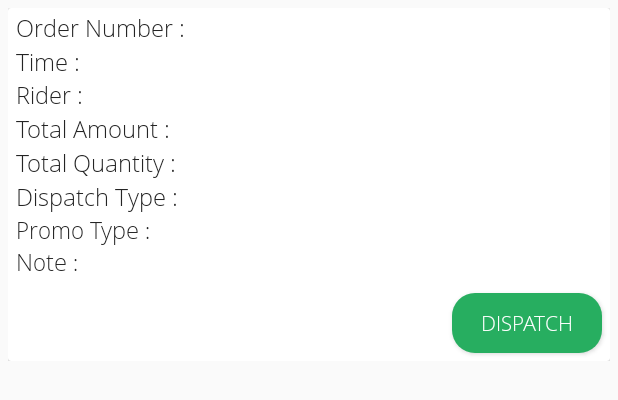
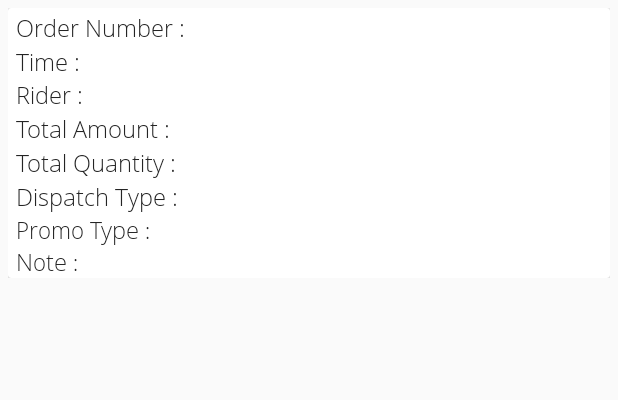
Before and after one commit to eMerage/SmartFoodOutlet, an Android app: the layout listview_orders_dispatch.xml on its own in the app's theme, with its tools: preview values and no code run, on a phone screen of 412 x 824 dp. Shown: the top 400 px of the screen. Run offline under Robolectric (Android 15) with nearby library versions, the phone set to English and light mode, and no system bars.

Commit message:
remove dispatch button from dispatch order list

```diff
--- a/app/build.gradle
+++ b/app/build.gradle
@@ -7,8 +7,8 @@ android {
         applicationId "emerge.project.onmealoutlet"
         minSdkVersion 16
         targetSdkVersion 28
-        versionCode 7
-        versionName "1.0.1.DE07"
+        versionCode 8
+        versionName "1.0.1.DE08"
         testInstrumentationRunner "android.support.test.runner.AndroidJUnitRunner"
         multiDexEnabled true
     }
--- a/app/src/main/res/layout/listview_orders_dispatch.xml
+++ b/app/src/main/res/layout/listview_orders_dispatch.xml
@@ -216,7 +216,6 @@
                 android:layout_below="@+id/openSansLight155"
                 android:layout_alignParentEnd="true"
                 android:layout_alignParentRight="true"
-
                 android:layout_marginLeft="15dp"
                 android:layout_toEndOf="@+id/openSansLight156"
                 android:layout_toRightOf="@+id/openSansLight156"
@@ -224,19 +223,6 @@
                 android:textColor="@color/colorAccent"
                 android:textSize="15sp" />
 
-            <emerge.project.onmealoutlet.ui.font.OpenSansLightButton
-                android:id="@+id/button_process"
-                android:layout_width="100dp"
-                android:layout_height="40dp"
-                android:layout_below="@+id/textView_note"
-                android:layout_alignParentEnd="true"
-                android:layout_alignParentRight="true"
-                android:layout_marginTop="10dp"
-                android:layout_marginRight="5dp"
-                android:layout_marginBottom="5dp"
-                android:background="@drawable/selector_button_green"
-                android:text="dispatch"
-                android:textColor="@color/app_white" />
 
             <emerge.project.onmealoutlet.ui.font.OpenSansLightButton
                 android:id="@+id/button_print"
```
Also changed, not shown: app/src/main/java/emerge/project/onmealoutlet/ui/adaptor/DispatchAdapter.java (+1 -8 lines).
